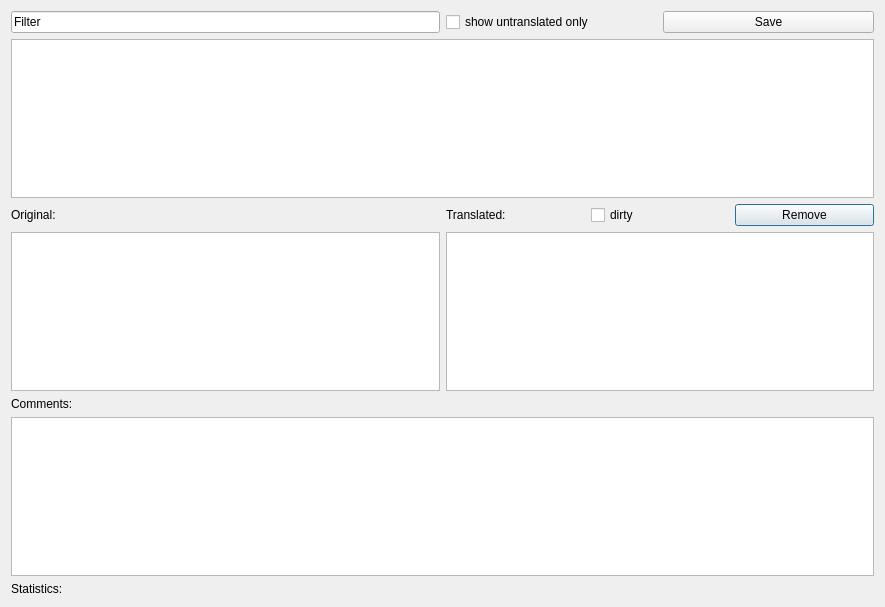
Qt form ui_translater.ui (aszell/apropy) before a commit.
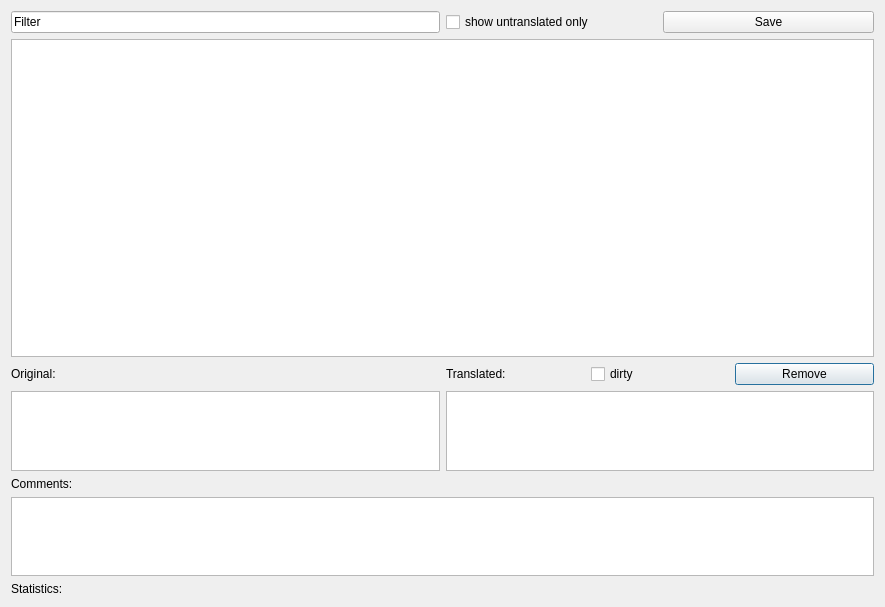
The same form after that commit.

Commit message: Display the base translation file's keys and the translated strings.

```diff
--- a/ui_translater.ui
+++ b/ui_translater.ui
@@ -22,7 +22,14 @@
     </widget>
    </item>
    <item row="8" column="1">
-    <widget class="QPlainTextEdit" name="transEdit"/>
+    <widget class="QPlainTextEdit" name="transEdit">
+     <property name="sizePolicy">
+      <sizepolicy hsizetype="Expanding" vsizetype="Expanding">
+       <horstretch>0</horstretch>
+       <verstretch>1</verstretch>
+      </sizepolicy>
+     </property>
+    </widget>
    </item>
    <item row="0" column="0">
     <widget class="QLineEdit" name="filterEdit">
@@ -57,7 +64,14 @@
     </layout>
    </item>
    <item row="8" column="0">
-    <widget class="QPlainTextEdit" name="origEdit"/>
+    <widget class="QPlainTextEdit" name="origEdit">
+     <property name="sizePolicy">
+      <sizepolicy hsizetype="Expanding" vsizetype="Expanding">
+       <horstretch>0</horstretch>
+       <verstretch>1</verstretch>
+      </sizepolicy>
+     </property>
+    </widget>
    </item>
    <item row="9" column="0">
     <widget class="QLabel" name="label_2">
@@ -92,10 +106,24 @@
     </layout>
    </item>
    <item row="10" column="0" colspan="2">
-    <widget class="QPlainTextEdit" name="plainTextEdit"/>
+    <widget class="QPlainTextEdit" name="plainTextEdit">
+     <property name="sizePolicy">
+      <sizepolicy hsizetype="Expanding" vsizetype="Expanding">
+       <horstretch>0</horstretch>
+       <verstretch>1</verstretch>
+      </sizepolicy>
+     </property>
+    </widget>
    </item>
    <item row="3" column="0" colspan="2">
-    <widget class="QTableView" name="tableView"/>
+    <widget class="QTableView" name="tableView">
+     <property name="sizePolicy">
+      <sizepolicy hsizetype="Expanding" vsizetype="Expanding">
+       <horstretch>0</horstretch>
+       <verstretch>4</verstretch>
+      </sizepolicy>
+     </property>
+    </widget>
    </item>
   </layout>
  </widget>
```
The commit also changes 2 other files.
